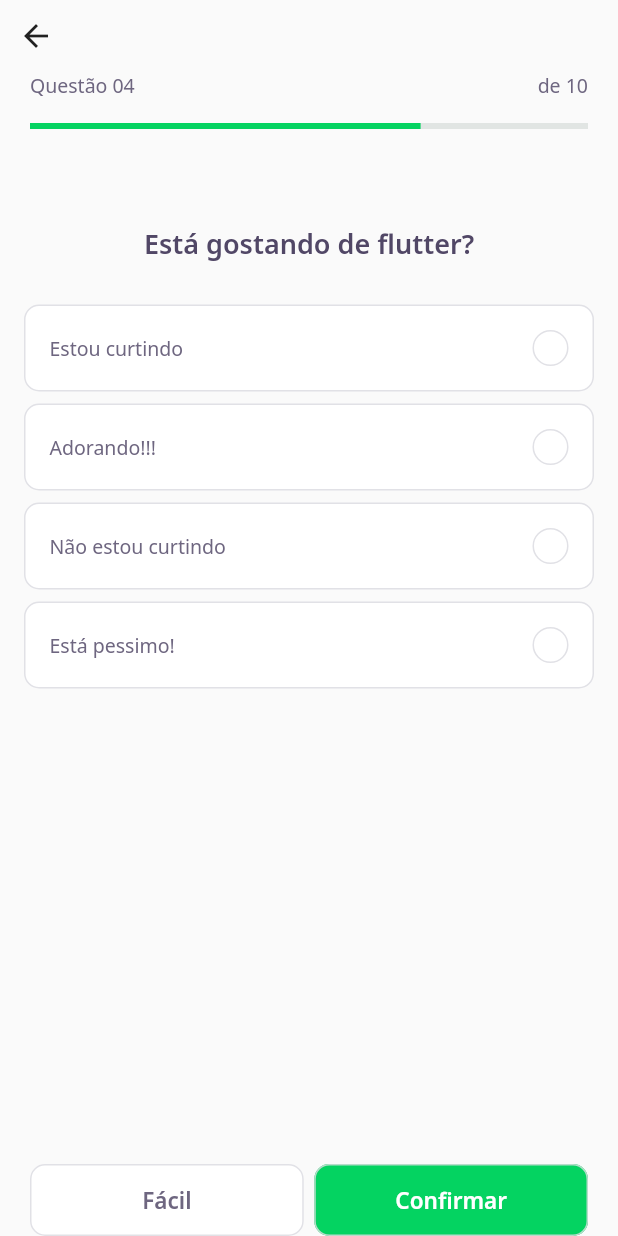
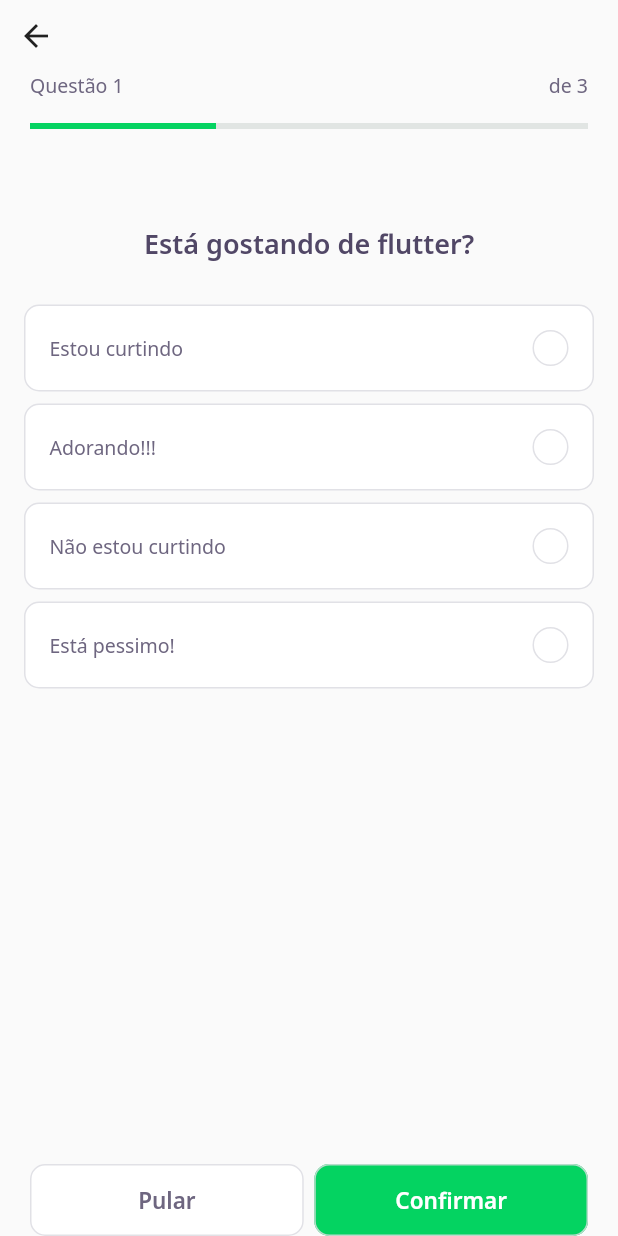
Before and after one commit to jhiltonsantos/nlw5, a Flutter app: the screen it shows after launch, after a tap on "NLW#5 Flutter", on a phone screen of 412 x 824 dp. Run offline on Flutter 3.47's test engine with Material 2 defaults, Android fonts, the phone set to English and light mode, and no system bars; our stand-ins replace google_fonts; missing offline and left inert: dart:ffi; accounts and stored records are empty; network calls fail.

Commit message:
Update aula04

```diff
--- /dev/null
+++ b/devquiz/lib/challenge/challenge_controller.dart
@@ -0,0 +1,7 @@
+import 'package:flutter/foundation.dart';
+
+class ChallengeController {
+  final currentPageNotifier = ValueNotifier<int>(1);
+  int get currentPage => currentPageNotifier.value;
+  set currentPage(int value) => currentPageNotifier.value = value;
+}
--- a/devquiz/lib/challenge/challenge_page.dart
+++ b/devquiz/lib/challenge/challenge_page.dart
@@ -1,3 +1,4 @@
+import 'package:DevQuiz/challenge/challenge_controller.dart';
 import 'package:DevQuiz/challenge/widgets/next_button/next_button_widget.dart';
 import 'package:DevQuiz/challenge/widgets/question_indicator/question_indicator_widget.dart';
 import 'package:DevQuiz/challenge/widgets/quiz/quiz_widget.dart';
@@ -13,6 +14,17 @@ class ChallengePage extends StatefulWidget {
 }
 
 class _ChallengePageState extends State<ChallengePage> {
+  final controller = ChallengeController();
+  final pageController = PageController();
+
+  @override
+  void initState() {
+    pageController.addListener(() {
+      controller.currentPage = pageController.page!.toInt() + 1;
+    });
+    super.initState();
+  }
+
   @override
   Widget build(BuildContext context) {
     return Scaffold(
@@ -24,14 +36,22 @@ class _ChallengePageState extends State<ChallengePage> {
             crossAxisAlignment: CrossAxisAlignment.start,
             children: [
               BackButton(),
-              QuestIndicatorWidget(),
+              ValueListenableBuilder<int>(
+                valueListenable: controller.currentPageNotifier,
+                builder: (context, value, _) => QuestIndicatorWidget(
+                  currentPage: value,
+                  length: widget.questions.length,
+                ),
+              ),
             ],
           ),
         ),
       ),
-      body: QuizWidget(
-        question: widget.questions[0],
-      ),
+      body: PageView(
+          physics: NeverScrollableScrollPhysics(),
+          controller: pageController,
+          children:
+              widget.questions.map((e) => QuizWidget(question: e)).toList()),
       bottomNavigationBar: SafeArea(
         child: Padding(
           padding: const EdgeInsets.symmetric(horizontal: 20.0),
@@ -40,8 +60,12 @@ class _ChallengePageState extends State<ChallengePage> {
             children: [
               Expanded(
                   child: NextButtonWidget.white(
-                label: "Fácil",
-                onTap: () {},
+                label: "Pular",
+                onTap: () {
+                  pageController.nextPage(
+                      duration: Duration(milliseconds: 500),
+                      curve: Curves.decelerate);
+                },
               )),
               SizedBox(
                 width: 7,
--- a/devquiz/lib/challenge/widgets/awnser/awnser_widget.dart
+++ b/devquiz/lib/challenge/widgets/awnser/awnser_widget.dart
@@ -1,52 +1,56 @@
 import 'package:DevQuiz/core/core.dart';
+import 'package:DevQuiz/shared/models/awnser_model.dart';
 import 'package:flutter/material.dart';
 
 class AwnserWidget extends StatelessWidget {
-  final String title;
-  final bool isRight;
+  final AwnserModel awnser;
   final bool isSelected;
+  final VoidCallback onTap;
 
   const AwnserWidget(
       {Key? key,
-      required this.title,
-      this.isRight = false,
-      this.isSelected = false})
+      this.isSelected = false,
+      required this.awnser,
+      required this.onTap})
       : super(key: key);
 
   Color get _selectedColorRight =>
-      isRight ? AppColors.darkGreen : AppColors.darkRed;
+      awnser.isRight ? AppColors.darkGreen : AppColors.darkRed;
 
   Color get _selectedBorderRight =>
-      isRight ? AppColors.lightGreen : AppColors.lightRed;
+      awnser.isRight ? AppColors.lightGreen : AppColors.lightRed;
 
   Color get _selectedColorCardRight =>
-      isRight ? AppColors.lightGreen : AppColors.lightRed;
+      awnser.isRight ? AppColors.lightGreen : AppColors.lightRed;
 
   Color get _selectedBorderCardRight =>
-      isRight ? AppColors.green : AppColors.red;
+      awnser.isRight ? AppColors.green : AppColors.red;
 
   TextStyle get _selectedTextStyleRight =>
-      isRight ? AppTextStyles.bodyDarkGreen : AppTextStyles.bodyDarkRed;
+      awnser.isRight ? AppTextStyles.bodyDarkGreen : AppTextStyles.bodyDarkRed;
 
-  IconData get _selectedIconRight => isRight ? Icons.check : Icons.close;
+  IconData get _selectedIconRight => awnser.isRight ? Icons.check : Icons.close;
 
   @override
   Widget build(BuildContext context) {
     return Padding(
       padding: const EdgeInsets.symmetric(horizontal: 16, vertical: 4),
+      child: GestureDetector(
+        onTap: onTap,
         child: Container(
           padding: const EdgeInsets.all(16),
           decoration: BoxDecoration(
             color: isSelected ? _selectedColorCardRight : AppColors.white,
             borderRadius: BorderRadius.circular(10),
             border: Border.fromBorderSide(BorderSide(
-              color: isSelected ? _selectedBorderCardRight : AppColors.border)),
+                color:
+                    isSelected ? _selectedBorderCardRight : AppColors.border)),
           ),
           child: Row(
             mainAxisAlignment: MainAxisAlignment.spaceBetween,
             children: [
               Expanded(
-                child: Text(title,
+                  child: Text(awnser.title,
                       style: isSelected
                           ? _selectedTextStyleRight
                           : AppTextStyles.body)),
@@ -57,8 +61,9 @@ class AwnserWidget extends StatelessWidget {
                   color: isSelected ? _selectedColorRight : null,
                   borderRadius: BorderRadius.circular(500),
                   border: Border.fromBorderSide(BorderSide(
-                    color:
-                        isSelected ? _selectedBorderRight : AppColors.border)),
+                      color: isSelected
+                          ? _selectedBorderRight
+                          : AppColors.border)),
                 ),
                 child: isSelected
                     ? Icon(
@@ -71,6 +76,7 @@ class AwnserWidget extends StatelessWidget {
             ],
           ),
         ),
+      ),
     );
   }
 }
--- a/devquiz/lib/challenge/widgets/question_indicator/question_indicator_widget.dart
+++ b/devquiz/lib/challenge/widgets/question_indicator/question_indicator_widget.dart
@@ -3,6 +3,15 @@ import 'package:DevQuiz/shared/widgets/progress_indicator/progress_indicator_wid
 import 'package:flutter/material.dart';
 
 class QuestIndicatorWidget extends StatelessWidget {
+  final int currentPage;
+  final int length;
+
+  const QuestIndicatorWidget({
+    Key? key,
+    required this.currentPage,
+    required this.length,
+  }) : super(key: key);
+
   @override
   Widget build(BuildContext context) {
     return Container(
@@ -13,11 +22,11 @@ class QuestIndicatorWidget extends StatelessWidget {
             mainAxisAlignment: MainAxisAlignment.spaceBetween,
             children: [
               Text(
-                "Questão 04",
+                "Questão $currentPage",
                 style: AppTextStyles.body,
               ),
               Text(
-                "de 10",
+                "de $length",
                 style: AppTextStyles.body,
               ),
             ],
@@ -25,7 +34,7 @@ class QuestIndicatorWidget extends StatelessWidget {
           SizedBox(
             height: 16,
           ),
-          ProgressIndicatorWidget(value: 0.7),
+          ProgressIndicatorWidget(value: currentPage / length),
         ],
       ),
     );
--- /dev/null
+++ b/devquiz/lib/challenge/widgets/quiz/quiz_controller.dart
@@ -0,0 +1,3 @@
+class QuizController {
+  var indexSelected = 0;
+}
--- a/devquiz/lib/challenge/widgets/quiz/quiz_widget.dart
+++ b/devquiz/lib/challenge/widgets/quiz/quiz_widget.dart
@@ -1,11 +1,20 @@
 import 'package:DevQuiz/challenge/widgets/awnser/awnser_widget.dart';
 import 'package:DevQuiz/core/core.dart';
+import 'package:DevQuiz/shared/models/awnser_model.dart';
 import 'package:DevQuiz/shared/models/question_model.dart';
 import 'package:flutter/material.dart';
 
-class QuizWidget extends StatelessWidget {
+class QuizWidget extends StatefulWidget {
   final QuestionModel question;
   const QuizWidget({Key? key, required this.question}) : super(key: key);
+
+  @override
+  _QuizWidgetState createState() => _QuizWidgetState();
+}
+
+class _QuizWidgetState extends State<QuizWidget> {
+  int indexSelected = -1;
+  AwnserModel awnser(int index) => widget.question.awnsers[index];
 
   @override
   Widget build(BuildContext context) {
@@ -15,18 +24,19 @@ class QuizWidget extends StatelessWidget {
           SizedBox(
             height: 64.0,
           ),
-          Text(question.title, style: AppTextStyles.heading),
+          Text(widget.question.title, style: AppTextStyles.heading),
           SizedBox(
             height: 24,
           ),
-          ...question.awnsers
-              .map(
-                (e) => AwnserWidget(
-                  title: e.title,
-                  isRight: e.isRight,
-                ),
-              )
-              .toList(),
+          for (var i = 0; i < widget.question.awnsers.length; i++)
+            AwnserWidget(
+              awnser: awnser(i),
+              isSelected: indexSelected == i,
+              onTap: () {
+                indexSelected = i;
+                setState(() {});
+              },
+            ),
         ],
       ),
     );
```
Lines whose indentation alone changed are shown as unchanged.
